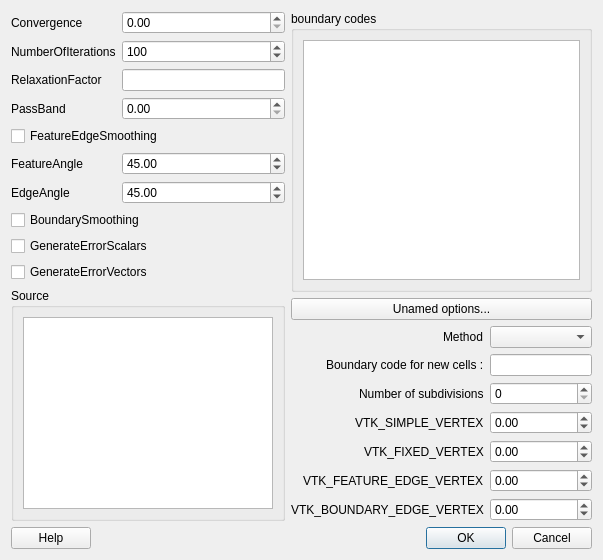
This is guismoothsurface.ui in enGits/engrid as Qt 5 draws it before an edit. The edited form follows.
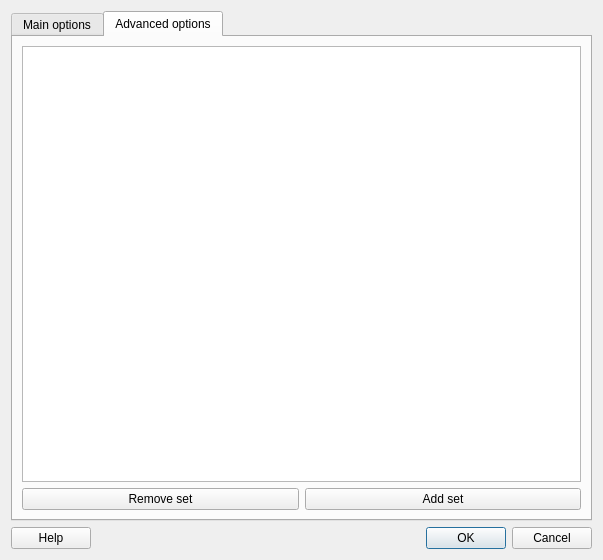
This is the edited form. Icons and pictures are not drawn.

Commit message: -user interface for setting desired vertex mesh densities ready -Added vertexdelegate.cpp/.h to have QComboBox widgets inside the QTableWidget -Added vertexmeshdensity class which will contain the vertex mesh density settings -Added .cvsignore file in src and src/netgen_svn

Diff of the .ui file:
```diff
--- a/guismoothsurface.ui
+++ b/guismoothsurface.ui
@@ -18,6 +18,16 @@
   </property>
   <layout class="QVBoxLayout" name="verticalLayout_2" >
    <item>
+    <widget class="QTabWidget" name="tabWidget" >
+     <property name="currentIndex" >
+      <number>1</number>
+     </property>
+     <widget class="QWidget" name="tab" >
+      <attribute name="title" >
+       <string>Main options</string>
+      </attribute>
+      <layout class="QHBoxLayout" name="horizontalLayout_2" >
+       <item>
     <layout class="QHBoxLayout" name="horizontalLayout" >
      <property name="sizeConstraint" >
       <enum>QLayout::SetMaximumSize</enum>
@@ -169,13 +179,13 @@
       </layout>
      </item>
      <item>
-      <layout class="QVBoxLayout" >
+          <layout class="QVBoxLayout" name="_2" >
        <item>
         <widget class="QGroupBox" name="groupBox" >
          <property name="title" >
           <string>boundary codes</string>
          </property>
-         <layout class="QVBoxLayout" >
+             <layout class="QVBoxLayout" name="_5" >
           <item>
            <widget class="QListWidget" name="listWidget" />
           </item>
@@ -298,6 +308,60 @@
       </layout>
      </item>
     </layout>
+       </item>
+      </layout>
+     </widget>
+     <widget class="QWidget" name="tab_2" >
+      <attribute name="title" >
+       <string>Advanced options</string>
+      </attribute>
+      <layout class="QVBoxLayout" name="verticalLayout_3" >
+       <item>
+        <widget class="QTableWidget" name="tableWidget" >
+         <property name="sizePolicy" >
+          <sizepolicy vsizetype="Expanding" hsizetype="Minimum" >
+           <horstretch>0</horstretch>
+           <verstretch>0</verstretch>
+          </sizepolicy>
+         </property>
+         <property name="minimumSize" >
+          <size>
+           <width>0</width>
+           <height>0</height>
+          </size>
+         </property>
+         <property name="verticalScrollBarPolicy" >
+          <enum>Qt::ScrollBarAsNeeded</enum>
+         </property>
+         <property name="autoScrollMargin" >
+          <number>16</number>
+         </property>
+         <property name="rowCount" >
+          <number>0</number>
+         </property>
+        </widget>
+       </item>
+       <item>
+        <layout class="QHBoxLayout" name="horizontalLayout_3" >
+         <item>
+          <widget class="QPushButton" name="pushButton_RemoveSet" >
+           <property name="text" >
+            <string>Remove set</string>
+           </property>
+          </widget>
+         </item>
+         <item>
+          <widget class="QPushButton" name="pushButton_AddSet" >
+           <property name="text" >
+            <string>Add set</string>
+           </property>
+          </widget>
+         </item>
+        </layout>
+       </item>
+      </layout>
+     </widget>
+    </widget>
    </item>
    <item>
     <layout class="QHBoxLayout" >
```
Lines whose indentation alone changed are shown as unchanged. The commit also changes 8 other files.
